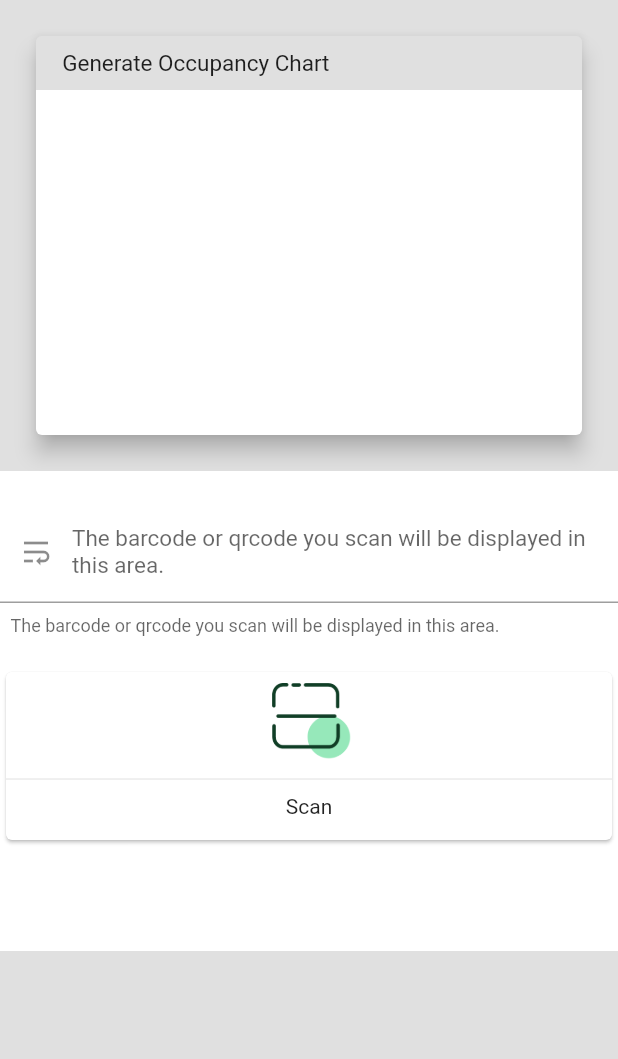
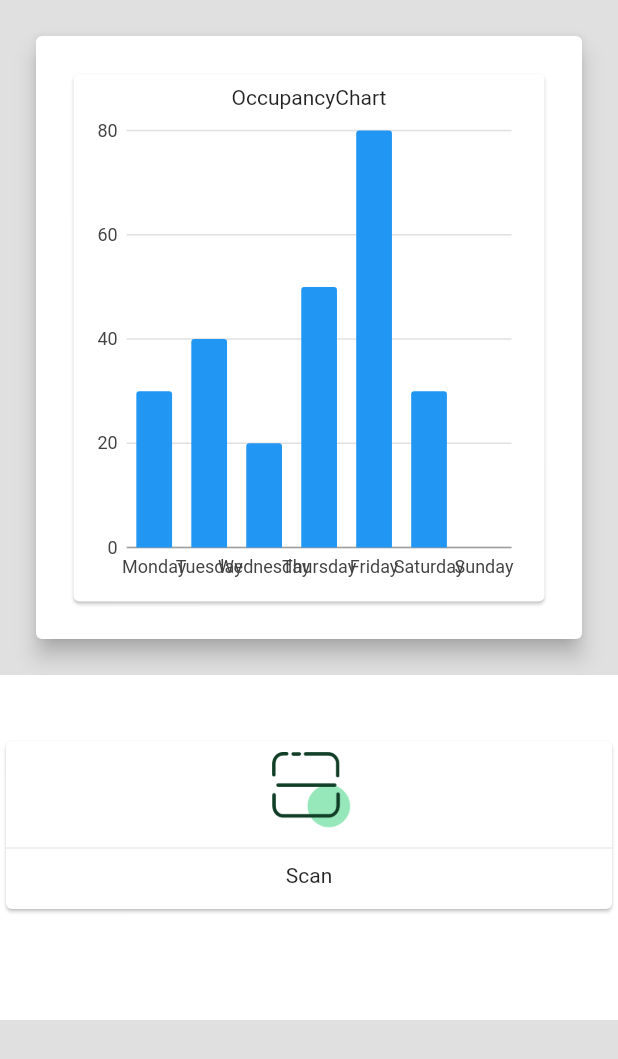
Before and after one commit to Kalmera74/SeniorProject, a Flutter app: the screen it shows after launch, after a tap on "Scan", on a phone screen of 412 x 824 dp. Shown: the top 1059 px of the screen. Run offline on Flutter 3.47's test engine with Material 2 defaults, Android fonts, the phone set to English and light mode, and no system bars; our stand-ins replace charts_flutter; network calls fail.

Commit message:
Prototype01

```diff
--- /dev/null
+++ b/Mobile/OccupancyJSONStructure.txt
@@ -0,0 +1,20 @@
+		{
+                "dayName": "Monday",
+                "occpancyRate": 50
+                },
+                {
+                "dayName": "Tuesday",
+                "occupancyRate": 40
+                },
+		{
+                "dayName": "Wednesday",
+                "occupancyRate": 40
+                },
+		{
+                "dayName": "Thursday",
+                "occupancyRate": 70
+                },
+		{
+                "dayName": "Friday",
+                "occupancyRate": 80
+                },
--- a/Mobile/qrcode_scanner-master/example/lib/main.dart
+++ b/Mobile/qrcode_scanner-master/example/lib/main.dart
@@ -1,33 +1,180 @@
 import 'dart:async';
+import 'dart:convert';
 import 'dart:io';
 import 'dart:typed_data';
 
 import 'package:flutter/cupertino.dart';
 import 'package:flutter/material.dart';
-import 'package:image_gallery_saver/image_gallery_saver.dart';
-import 'package:image_picker/image_picker.dart';
+import 'package:flutter/foundation.dart';
 import 'package:qrscan/qrscan.dart' as scanner;
 import 'package:http/http.dart' as http;
+import 'package:qrscan_example/occupancy_chart.dart';
+import 'package:qrscan_example/subscriber_series.dart';
 
-void main() {
-  runApp(MyApp());
+Future<Occupancy> fetchOccuData() async {
+  final response = await http
+      .get('http://127.0.0.1:5000/', headers: {'Accept': 'application/json'});
+  if (response.statusCode == 200) {
+    // If the server did return a 200 OK response,
+    // then parse the JSON.
+    //Use compute function to run parseOccupancy in a seperate isolate
+    return Occupancy.fromJson(json.decode(response.body));
+  } else {
+    // If the server did not return a 200 OK response,
+    // then throw an exception.
+    throw Exception('Failed to load Occupancy data');
+  }
 }
+
+class Occupancy {
+  final String dayName;
+  final int occupancyRate;
+
+  Occupancy({
+    @required this.dayName,
+    @required this.occupancyRate,
+  });
+  factory Occupancy.fromJson(Map<String, dynamic> json) => Occupancy(
+        dayName: json['dayName'] as String,
+        occupancyRate: json['occupancyRate'] as int,
+      );
+  Map<String, dynamic> toJson() => {
+        "dayName": dayName,
+        "occupancyRate": occupancyRate,
+      };
+}
+
+//Sending the decrypted QR code to webservice to become authenticated
+Future<QR> sendData(String title) async {
+  final http.Response response = await http.post(
+    'http://127.0.0.1:5000/', //add webservice url here
+    headers: <String, String>{
+      'Content-Type': 'application/json; charset=UTF-8',
+    },
+    body: jsonEncode(<String, String>{
+      'title': title,
+    }),
+  );
+  if (response.statusCode == 201) {
+    // If the server did return a 201 CREATED response,
+    // then parse the JSON.
+    return QR.fromJson(json.decode(response.body));
+  } else {
+    // If the server did not return a 201 CREATED response,
+    // then throw an exception.
+    throw Exception('Failed to load album');
+  }
+}
+
+class QR {
+  final String title;
+
+  QR({this.title});
+
+  factory QR.fromJson(Map<String, dynamic> json) {
+    return QR(
+      title: json['title'],
+    );
+  }
+}
+
+void main() => runApp(MyApp());
 
 class MyApp extends StatefulWidget {
   @override
   _MyAppState createState() => _MyAppState();
 }
 
+/*List<Occupancy> modelUserFromJson(String str) =>
+    List<Occupancy>.from(json.decode(str).map((x) => Occupancy.fromJson(x)));
+String modelUserToJson(List<Occupancy> data) =>
+    json.encode(List<dynamic>.from(data.map((x) => x.toJson())));
+*/
+
+class SecondRoute extends StatelessWidget {
+  Future<Occupancy> futureOccu;
+  @override
+  Widget build(BuildContext context) {
+    return Scaffold(
+      appBar: AppBar(
+        title: Text("Fetch data example"),
+      ),
+      body: Center(
+        child: FutureBuilder<Occupancy>(
+          future: futureOccu,
+          builder: (context, snapshot) {
+            if (snapshot.hasData) {
+              return Text(snapshot.data.dayName);
+            } else if (snapshot.hasError) {
+              return Text("${snapshot.error}");
+            }
+
+            // By default, show a loading spinner.
+            return CircularProgressIndicator();
+          },
+        ),
+      ),
+    );
+  }
+}
+
 class _MyAppState extends State<MyApp> {
   Uint8List bytes = Uint8List(0);
-  TextEditingController _inputController;
   TextEditingController _outputController;
+  Future<Occupancy> futureOccu;
+
+  final TextEditingController _controller = TextEditingController();
+  Future<QR> _futureAlbum;
+
+  final List<SubscriberSeries> data = [
+    SubscriberSeries(
+      dayName: "Monday",
+      occupancyRate: 30,
+    ),
+    SubscriberSeries(
+      dayName: "Tuesday",
+      occupancyRate: 40,
+    ),
+    SubscriberSeries(
+      dayName: "Wednesday",
+      occupancyRate: 20,
+    ),
+    SubscriberSeries(
+      dayName: "Thursday",
+      occupancyRate: 50,
+    ),
+    SubscriberSeries(
+      dayName: "Friday",
+      occupancyRate: 80,
+    ),
+    SubscriberSeries(
+      dayName: "Saturday",
+      occupancyRate: 30,
+    ),
+    SubscriberSeries(
+      dayName: "Sunday",
+      occupancyRate: 0,
+    ),
+  ];
 
   @override
   initState() {
     super.initState();
-    this._inputController = new TextEditingController();
+    futureOccu = fetchOccuData();
     this._outputController = new TextEditingController();
+  }
+
+  // A function that converts a response body into a List<Photo>.
+  // List<Occupancy> parseOccupancy(String responseBody) {
+  //   final parsed = json.decode(responseBody).cast<Map<String, dynamic>>();
+  //   print(parsed);
+  //   return parsed.map<Occupancy>((json) => Occupancy.fromJson(json)).toList();
+  // }
+
+  Future fetchQueueData() async {
+    final res = await http
+        .get("http://127.0.0.1:5000/", // add getqueue statistics url here
+            headers: {'Accept': 'application/json'});
   }
 
   @override
@@ -45,20 +192,6 @@ class _MyAppState extends State<MyApp> {
                   child: Column(
                     children: <Widget>[
                       SizedBox(height: 20),
-                      TextField(
-                        controller: this._outputController,
-                        maxLines: 2,
-                        decoration: InputDecoration(
-                          prefixIcon: Icon(Icons.wrap_text),
-                          helperText:
-                              'The barcode or qrcode you scan will be displayed in this area.',
-                          hintText:
-                              'The barcode or qrcode you scan will be displayed in this area.',
-                          hintStyle: TextStyle(fontSize: 15),
-                          contentPadding:
-                              EdgeInsets.symmetric(horizontal: 7, vertical: 15),
-                        ),
-                      ),
                       SizedBox(height: 20),
                       this._buttonGroup(),
                       SizedBox(height: 70),
@@ -80,33 +213,9 @@ class _MyAppState extends State<MyApp> {
         elevation: 6,
         child: Column(
           children: <Widget>[
-            Container(
-              child: Row(
-                crossAxisAlignment: CrossAxisAlignment.end,
-                children: <Widget>[
-                  Text('  Generate Occupancy Chart',
-                      style: TextStyle(fontSize: 15)),
-                  Spacer(),
-                ],
-              ),
-              padding: EdgeInsets.symmetric(horizontal: 10, vertical: 9),
-              decoration: BoxDecoration(
-                color: Colors.black12,
-                borderRadius: BorderRadius.only(
-                    topLeft: Radius.circular(4), topRight: Radius.circular(4)),
-              ),
-            ),
             Padding(
-              padding:
-                  EdgeInsets.only(left: 40, right: 40, top: 30, bottom: 10),
-              child: Column(
-                children: <Widget>[
-                  SizedBox(
-                    height: 190,
-                    width: 240,
-                  ),
-                ],
-              ),
+              padding: EdgeInsets.all(1),
+              child: OccupancyChart(data: data),
             ),
           ],
         ),
@@ -147,7 +256,10 @@ class _MyAppState extends State<MyApp> {
     if (barcode == null) {
       print('nothing return.');
     } else {
-      this._outputController.text = barcode;
+      setState(() {
+        _futureAlbum = sendData(_outputController.text);
+      });
+      //this._outputController.text = barcode;
     }
   }
 }
--- /dev/null
+++ b/Mobile/qrcode_scanner-master/example/lib/occupancy_chart.dart
@@ -0,0 +1,38 @@
+import 'package:charts_flutter/flutter.dart' as charts;
+import 'package:flutter/material.dart';
+import 'package:qrscan_example/main.dart';
+import 'package:qrscan_example/subscriber_series.dart';
+
+class OccupancyChart extends StatelessWidget {
+  final List<SubscriberSeries> data;
+
+  OccupancyChart({@required this.data});
+
+  @override
+  Widget build(BuildContext context) {
+    List<charts.Series<SubscriberSeries, String>> series = [
+      charts.Series(
+          id: "Occupancy",
+          data: data,
+          domainFn: (SubscriberSeries series, _) => series.dayName,
+          measureFn: (SubscriberSeries series, _) => series.occupancyRate)
+    ];
+
+    return Container(
+      height: 400,
+      padding: EdgeInsets.all(20),
+      child: Card(
+          child: Padding(
+              padding: const EdgeInsets.all(8.0),
+              child: Column(
+                children: <Widget>[
+                  Text('OccupancyChart',
+                      style: Theme.of(context).textTheme.bodyText2),
+                  Expanded(
+                    child: charts.BarChart(series, animate: true),
+                  )
+                ],
+              ))),
+    );
+  }
+}
--- /dev/null
+++ b/Mobile/qrcode_scanner-master/example/lib/subscriber_series.dart
@@ -0,0 +1,12 @@
+import 'package:charts_flutter/flutter.dart' as charts;
+import 'package:flutter/foundation.dart';
+
+class SubscriberSeries {
+  final String dayName;
+  final int occupancyRate;
+
+  SubscriberSeries({
+    @required this.dayName,
+    @required this.occupancyRate,
+  });
+}
--- a/Mobile/qrcode_scanner-master/example/pubspec.yaml
+++ b/Mobile/qrcode_scanner-master/example/pubspec.yaml
@@ -16,6 +16,7 @@ dependencies:
   image_gallery_saver: ^1.1.0
   image_picker: ^0.6.1+4
   http: ^0.12.1
+  charts_flutter: ^0.8.1
 
   qrscan:
     path: ../
```
Also changed, not shown: 2 other files.
